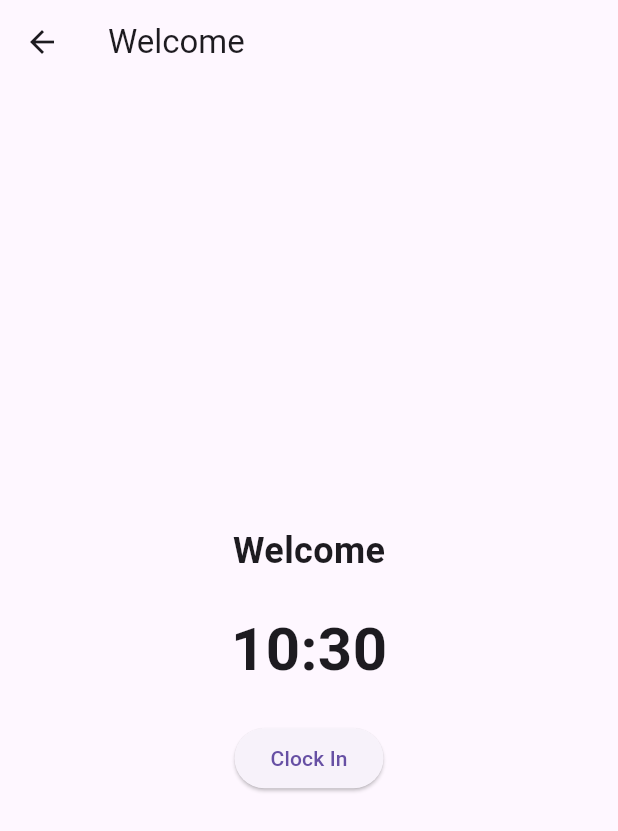
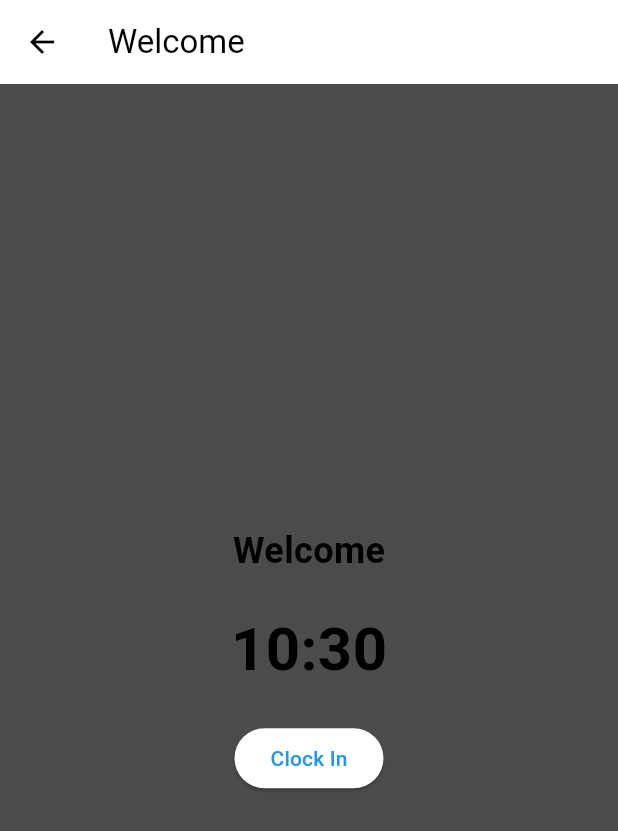
Before and after one commit to Brandon-T-Yates/vsu_app, a Flutter app: the screen it shows after launch, after a tap on "Login", on a phone screen of 412 x 824 dp. Shown: the top 831 px of the screen. Run offline on Flutter 3.47's test engine with Material 3 defaults, Android fonts, the phone set to English and light mode, and no system bars.

Commit message:
added sign up and background color

```diff
--- /dev/null
+++ b/lib/constants/colors.dart
@@ -0,0 +1,4 @@
+import 'package:flutter/material.dart';
+
+
+const Color appBackGroundGrey = Color(0xFF4B4B4B);
--- a/lib/main.dart
+++ b/lib/main.dart
@@ -1,5 +1,6 @@
 import 'package:flutter/material.dart';
 import '../screens/loginpage.dart';
+import 'constants/colors.dart';
 
 void main() {
   runApp(MyApp());
@@ -12,6 +13,9 @@ class MyApp extends StatelessWidget {
       title: 'VSU Work Study',
       theme: ThemeData(
         primarySwatch: Colors.blue,
+        colorScheme: ColorScheme.fromSwatch().copyWith(
+          background: appBackGroundGrey,
+        ),
       ),
       home: LoginPage(),
     );
--- a/lib/screens/homepage.dart
+++ b/lib/screens/homepage.dart
@@ -35,7 +35,9 @@ class _HomePageState extends State<HomePage> {
       appBar: AppBar(
         title: Text('Welcome'),
       ),
-      body: Center(
+      body: Container(
+        color: Theme.of(context).colorScheme.background,
+        child: Center(
           child: Column(
             mainAxisAlignment: MainAxisAlignment.center,
             children: [
@@ -56,6 +58,7 @@ class _HomePageState extends State<HomePage> {
             ],
           ),
         ),
+      ),
     );
   }
 }
--- a/lib/screens/loginpage.dart
+++ b/lib/screens/loginpage.dart
@@ -1,5 +1,6 @@
 import 'package:flutter/material.dart';
 import 'homepage.dart';
+import 'signup.dart';
 
 class LoginPage extends StatelessWidget {
   @override
@@ -8,7 +9,9 @@ class LoginPage extends StatelessWidget {
       appBar: AppBar(
         title: Text('VSU Work Study'),
       ),
-      body: Center(
+      body: Container(
+        color: Theme.of(context).colorScheme.background,
+        child: Center(
           child: Column(
             mainAxisAlignment: MainAxisAlignment.center,
             children: [
@@ -17,6 +20,33 @@ class LoginPage extends StatelessWidget {
                 style: TextStyle(fontSize: 24, fontWeight: FontWeight.bold),
               ),
               SizedBox(height: 20),
+              // Login Form
+              LoginForm(),
+              SizedBox(height: 20),
+              // Sign-up button
+              ElevatedButton(
+                onPressed: () {
+                  // Navigate to the SignUpPage
+                  Navigator.push(
+                    context,
+                    MaterialPageRoute(builder: (context) => SignUpPage()),
+                  );
+                },
+                child: Text('Sign Up'),
+              ),
+            ],
+          ),
+        ),
+      ),
+    );
+  }
+}
+
+class LoginForm extends StatelessWidget {
+  @override
+  Widget build(BuildContext context) {
+    return Column(
+      children: [
         TextField(
           decoration: InputDecoration(labelText: 'Username'),
         ),
@@ -36,8 +66,6 @@ class LoginPage extends StatelessWidget {
           child: Text('Login'),
         ),
       ],
-        ),
-      ),
     );
   }
 }
```
Also changed, not shown: lib/screens/signup.dart (added, +53 -0 lines), 1 other file. Lines whose indentation alone changed are shown as unchanged.
